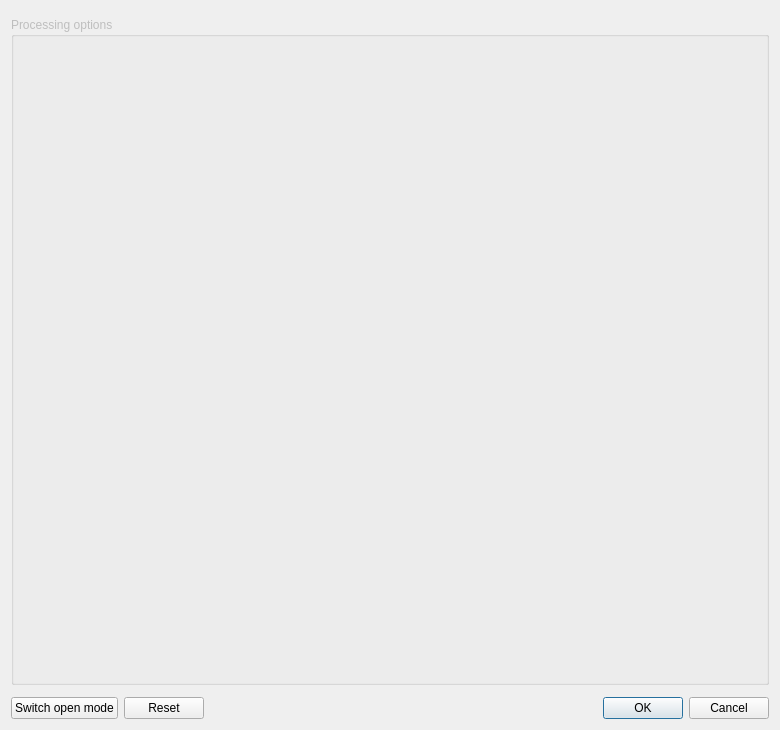
Above: src/toolBase/tooldialog.ui from shine5402/KiraOtoToolbox before the change. Below: the same form after it.
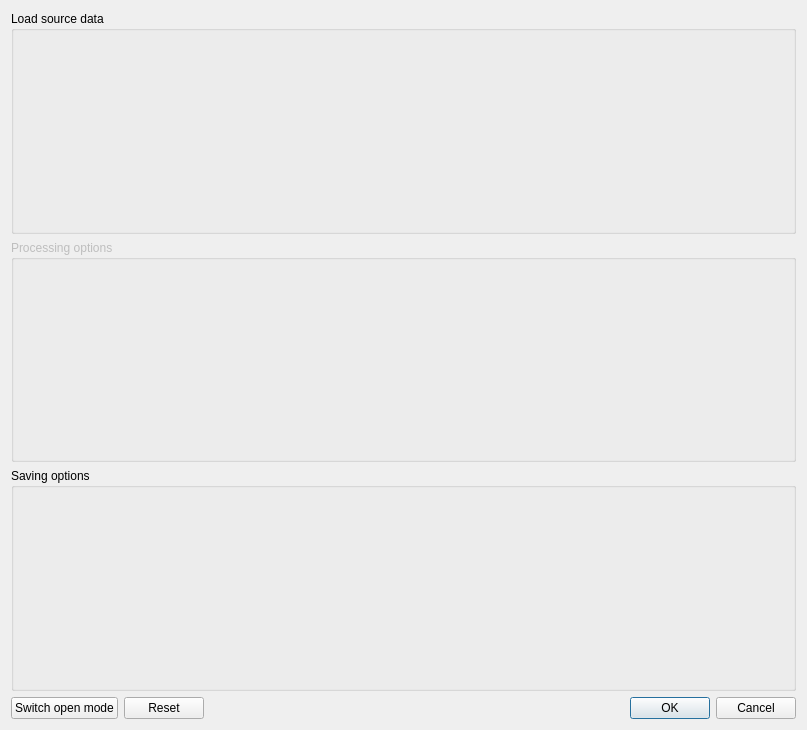
That is the form after the change. Custom widgets are drawn as their Qt base class.

Commit message: change file io widgets ui

What changed in the file:
```diff
--- a/src/toolBase/tooldialog.ui
+++ b/src/toolBase/tooldialog.ui
@@ -6,12 +6,33 @@
    <rect>
     <x>0</x>
     <y>0</y>
-    <width>780</width>
+    <width>807</width>
     <height>730</height>
    </rect>
   </property>
-  <layout class="QVBoxLayout" name="rootLayout" stretch="0,1,0,0">
+  <layout class="QVBoxLayout" name="rootLayout">
    <item>
+    <widget class="QGroupBox" name="groupBox_4">
+     <property name="title">
+      <string>Load source data</string>
+     </property>
+     <layout class="QGridLayout" name="gridLayout_3">
+      <property name="leftMargin">
+       <number>0</number>
+      </property>
+      <property name="topMargin">
+       <number>0</number>
+      </property>
+      <property name="rightMargin">
+       <number>0</number>
+      </property>
+      <property name="bottomMargin">
+       <number>0</number>
+      </property>
+      <property name="spacing">
+       <number>0</number>
+      </property>
+      <item row="0" column="0">
     <widget class="QStackedWidget" name="stackedLoadWidget">
      <property name="currentIndex">
       <number>0</number>
@@ -63,6 +84,9 @@
      </widget>
     </widget>
    </item>
+     </layout>
+    </widget>
+   </item>
    <item>
     <widget class="QGroupBox" name="optionGroupBox">
      <property name="enabled">
@@ -85,6 +109,27 @@
     </widget>
    </item>
    <item>
+    <widget class="QGroupBox" name="saveOptionGroupBox">
+     <property name="title">
+      <string>Saving options</string>
+     </property>
+     <layout class="QGridLayout" name="gridLayout_5">
+      <property name="leftMargin">
+       <number>0</number>
+      </property>
+      <property name="topMargin">
+       <number>0</number>
+      </property>
+      <property name="rightMargin">
+       <number>0</number>
+      </property>
+      <property name="bottomMargin">
+       <number>0</number>
+      </property>
+      <property name="spacing">
+       <number>0</number>
+      </property>
+      <item row="0" column="0">
     <widget class="QStackedWidget" name="stackedSaveWidget">
      <property name="enabled">
       <bool>false</bool>
@@ -130,6 +175,9 @@
        </item>
       </layout>
      </widget>
+       </widget>
+      </item>
+     </layout>
     </widget>
    </item>
    <item>
```
Lines whose indentation alone changed are shown as unchanged. The commit also changes 4 other files.
